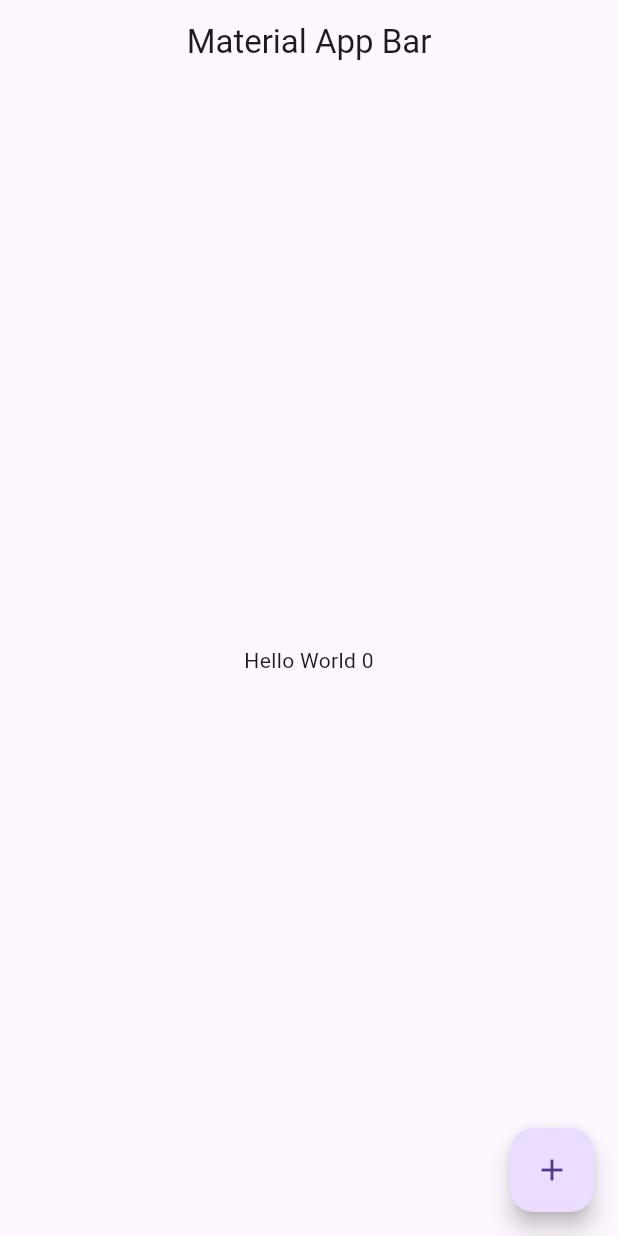
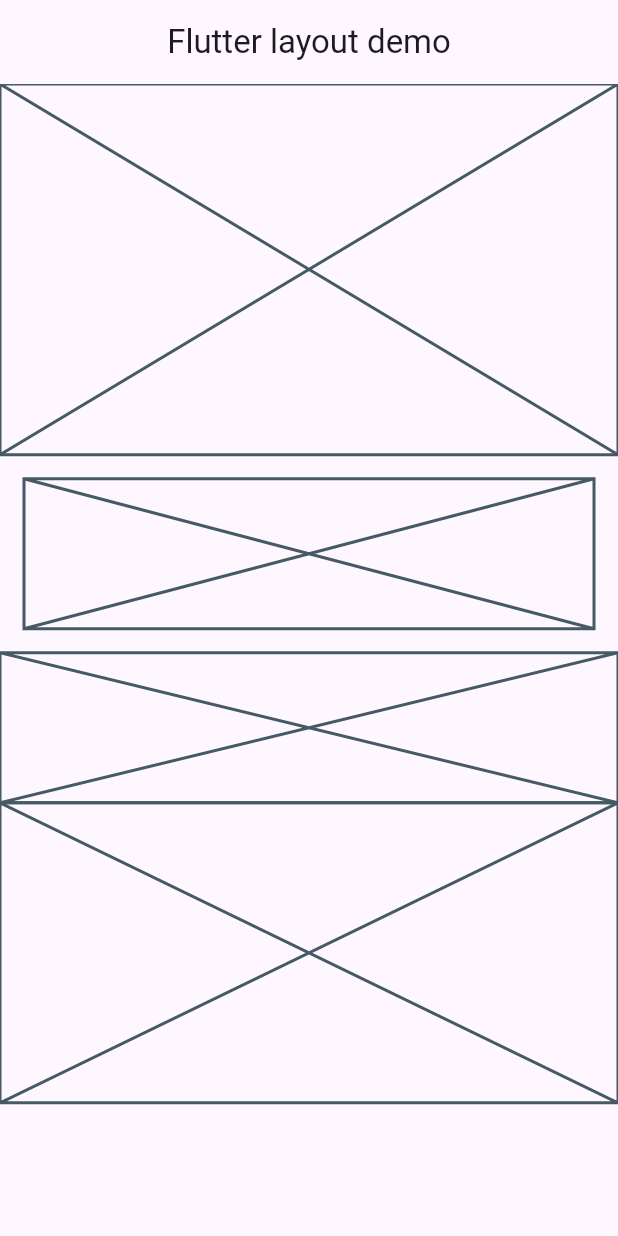
Before and after one commit to JAP994/eelacourse, a Flutter app: the screen it shows after launch, on a phone screen of 412 x 824 dp. Run offline on Flutter 3.47's test engine with Material 3 defaults, Android fonts, the phone set to English and light mode, and no system bars.

Commit message:
Trabajando con layouts replica

```diff
--- /dev/null
+++ b/lib/home_screen.dart
@@ -0,0 +1,23 @@
+import 'package:flutter/material.dart';
+
+class HomeScreen extends StatelessWidget {
+  const HomeScreen({super.key});
+
+  @override
+  Widget build(BuildContext context) {
+    return Scaffold(
+      appBar: AppBar(title: Text("Flutter layout demo"), centerTitle: true),
+      body: Column(
+        children: [
+          Placeholder(fallbackHeight: MediaQuery.of(context).size.height * 0.3),
+          Padding(
+            padding: const EdgeInsets.all(16.0),
+            child: Placeholder(fallbackHeight: 100),
+          ),
+          Placeholder(fallbackHeight: 100),
+          Placeholder(fallbackHeight: 200),
+        ],
+      ),
+    );
+  }
+}
--- a/lib/main.dart
+++ b/lib/main.dart
@@ -1,3 +1,4 @@
+import 'package:curso1app/home_screen.dart';
 import 'package:flutter/material.dart';
 
 void main() => runApp(const MyApp());
@@ -7,29 +8,6 @@ class MyApp extends StatelessWidget {
 
   @override
   Widget build(BuildContext context) {
-    return MaterialApp(title: 'Material App', home: _HomeScreenState());
+    return MaterialApp(title: 'Material App', home: HomeScreen());
   }
 }
-
-class _HomeScreenState extends StatefulWidget {
-  @override
-  State<_HomeScreenState> createState() => _HomeScreenStateState();
-}
-
-class _HomeScreenStateState extends State<_HomeScreenState> {
-  int _value = 0;
-  @override
-  Widget build(BuildContext context) {
-    return Scaffold(
-      appBar: AppBar(title: Text('Material App Bar'), centerTitle: true),
-      body: Center(child: Text('Hello World $_value')),
-      floatingActionButton: FloatingActionButton(
-        onPressed: () {
-          _value++;
-          setState(() {});
-        },
-        child: Icon(Icons.add),
-      ),
-    );
-  }
-}
```
